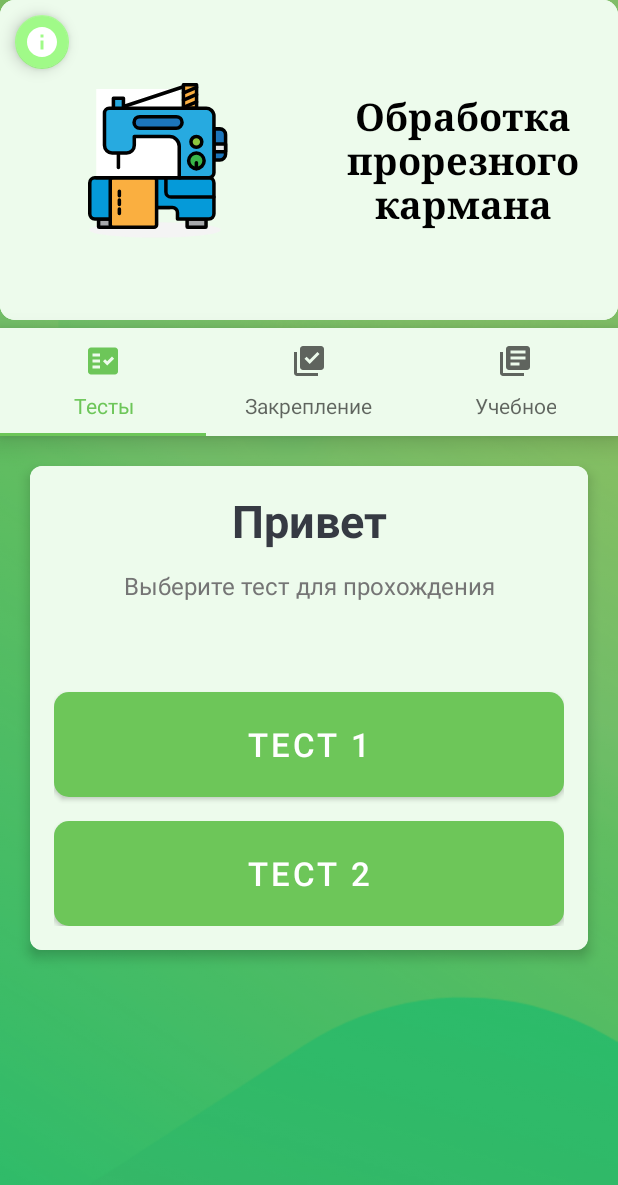
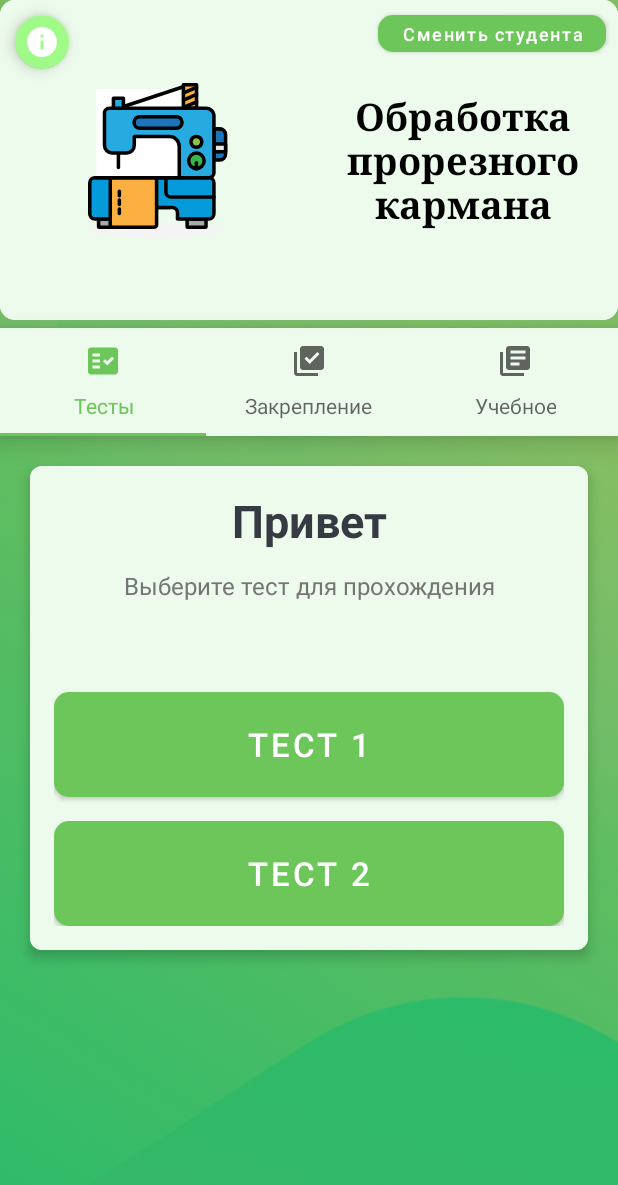
Before and after one commit to MstrSid/QuizzApp, an Android app: the screen it shows after launch (MainActivity), on a phone screen of 412 x 824 dp. Shown: the top 1185 px of the screen. Run offline under Robolectric (Android 15) with nearby library versions, the phone set to English and light mode, and no system bars; our stand-ins replace Firebase (no records; nobody signed in at launch, a user with empty details on screens opened directly).

Commit message:
Refactor login func

```diff
--- a/app/src/main/java/by/kos/quizzapp/MainActivity.kt
+++ b/app/src/main/java/by/kos/quizzapp/MainActivity.kt
@@ -111,9 +111,9 @@ class MainActivity : AppCompatActivity() {
             builder.show()
         }
 
-        fabInfo.setOnLongClickListener {
+
+        binding.btnChangeStudent?.setOnClickListener {
             showStudentDialog()
-            true
         }
 
         // Настройка вкладок
--- a/app/src/main/res/layout-land/activity_main.xml
+++ b/app/src/main/res/layout-land/activity_main.xml
@@ -30,6 +30,20 @@
                 app:layout_constraintStart_toStartOf="parent"
                 app:layout_constraintTop_toTopOf="parent"
                 android:contentDescription="@string/info" />
+
+            <com.google.android.material.button.MaterialButton
+                android:id="@+id/btnChangeStudent"
+                android:layout_width="wrap_content"
+                android:layout_height="wrap_content"
+                android:layout_marginTop="4dp"
+                android:layout_marginEnd="8dp"
+                android:text="Сменить студента"
+                android:textAllCaps="false"
+                android:textSize="12sp"
+                android:minHeight="36dp"
+                app:cornerRadius="10dp"
+                app:layout_constraintTop_toTopOf="parent"
+                app:layout_constraintEnd_toEndOf="parent" />
 
             <androidx.constraintlayout.widget.Guideline
                 android:id="@+id/guideline2"
--- a/app/src/main/res/layout-normal-land/activity_main.xml
+++ b/app/src/main/res/layout-normal-land/activity_main.xml
@@ -30,6 +30,20 @@
                 app:layout_constraintStart_toStartOf="parent"
                 app:layout_constraintTop_toTopOf="parent"
                 android:contentDescription="@string/info" />
+
+            <com.google.android.material.button.MaterialButton
+                android:id="@+id/btnChangeStudent"
+                android:layout_width="wrap_content"
+                android:layout_height="wrap_content"
+                android:layout_marginTop="4dp"
+                android:layout_marginEnd="8dp"
+                android:text="Сменить студента"
+                android:textAllCaps="false"
+                android:textSize="12sp"
+                android:minHeight="36dp"
+                app:cornerRadius="10dp"
+                app:layout_constraintTop_toTopOf="parent"
+                app:layout_constraintEnd_toEndOf="parent" />
 
             <androidx.constraintlayout.widget.Guideline
                 android:id="@+id/guideline2"
--- a/app/src/main/res/layout-normal/activity_main.xml
+++ b/app/src/main/res/layout-normal/activity_main.xml
@@ -32,6 +32,20 @@
                 app:layout_constraintStart_toStartOf="parent"
                 app:layout_constraintTop_toTopOf="parent"
                 android:contentDescription="@string/info"/>
+
+            <com.google.android.material.button.MaterialButton
+                android:id="@+id/btnChangeStudent"
+                android:layout_width="wrap_content"
+                android:layout_height="wrap_content"
+                android:layout_marginTop="4dp"
+                android:layout_marginEnd="8dp"
+                android:text="Сменить студента"
+                android:textAllCaps="false"
+                android:textSize="12sp"
+                android:minHeight="36dp"
+                app:cornerRadius="10dp"
+                app:layout_constraintTop_toTopOf="parent"
+                app:layout_constraintEnd_toEndOf="parent" />
 
             <androidx.constraintlayout.widget.Guideline
                 android:id="@+id/guideline2"
--- a/app/src/main/res/layout-sw600dp/activity_main.xml
+++ b/app/src/main/res/layout-sw600dp/activity_main.xml
@@ -31,6 +31,20 @@
                 app:layout_constraintStart_toStartOf="parent"
                 app:layout_constraintTop_toTopOf="parent"
                 android:contentDescription="@string/info"/>
+
+            <com.google.android.material.button.MaterialButton
+                android:id="@+id/btnChangeStudent"
+                android:layout_width="wrap_content"
+                android:layout_height="wrap_content"
+                android:layout_marginTop="4dp"
+                android:layout_marginEnd="8dp"
+                android:text="Сменить студента"
+                android:textAllCaps="false"
+                android:textSize="12sp"
+                android:minHeight="36dp"
+                app:cornerRadius="10dp"
+                app:layout_constraintTop_toTopOf="parent"
+                app:layout_constraintEnd_toEndOf="parent" />
 
             <androidx.constraintlayout.widget.Guideline
                 android:id="@+id/guideline2"
--- a/app/src/main/res/layout/activity_main.xml
+++ b/app/src/main/res/layout/activity_main.xml
@@ -33,6 +33,20 @@
                         app:layout_constraintStart_toStartOf="parent"
                         app:layout_constraintTop_toTopOf="parent"
                         android:contentDescription="@string/info" />
+
+                    <com.google.android.material.button.MaterialButton
+                        android:id="@+id/btnChangeStudent"
+                        android:layout_width="wrap_content"
+                        android:layout_height="wrap_content"
+                        android:layout_marginTop="4dp"
+                        android:layout_marginEnd="8dp"
+                        android:text="Сменить студента"
+                        android:textAllCaps="false"
+                        android:textSize="12sp"
+                        android:minHeight="36dp"
+                        app:cornerRadius="10dp"
+                        app:layout_constraintTop_toTopOf="parent"
+                        app:layout_constraintEnd_toEndOf="parent" />
 
                     <androidx.constraintlayout.widget.Guideline
                         android:id="@+id/guideline2"
```
